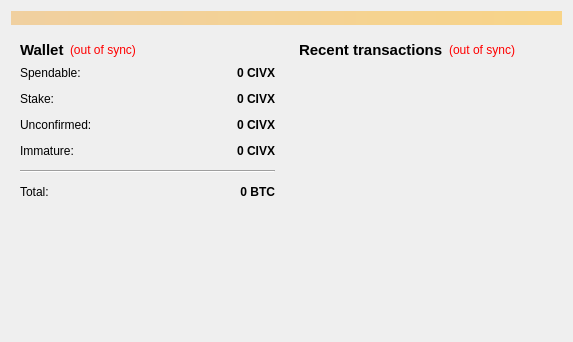
Qt form src/qt/forms/overviewpage.ui (exoeconomy/EXOS-Qt) before a commit.
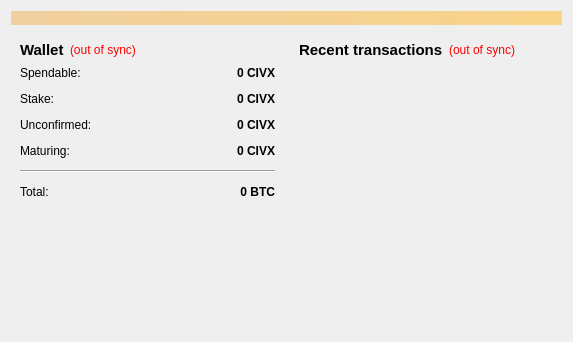
The same form after that commit.

Diff of the .ui file:
```diff
--- a/src/qt/forms/overviewpage.ui
+++ b/src/qt/forms/overviewpage.ui
@@ -195,7 +195,7 @@
             <item row="3" column="0">
              <widget class="QLabel" name="labelImmatureText">
               <property name="text">
-               <string>Immature:</string>
+               <string>Maturing:</string>
               </property>
              </widget>
             </item>
```
Left out of the diff: 2 changed lines with no effect on the pictures.
